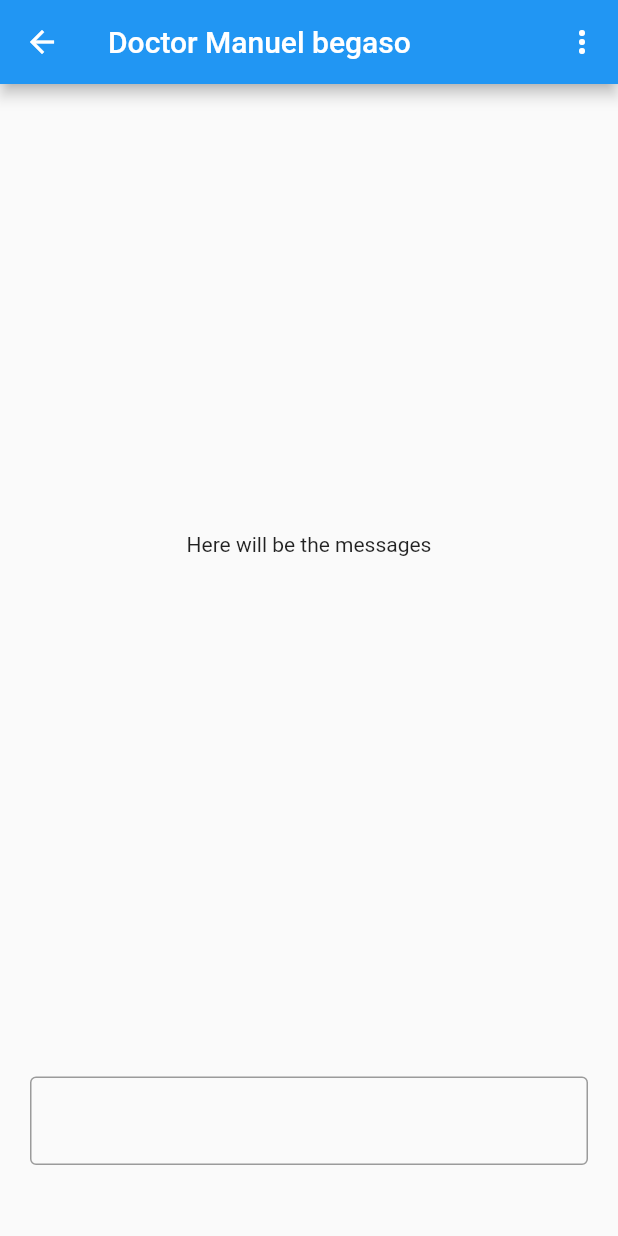
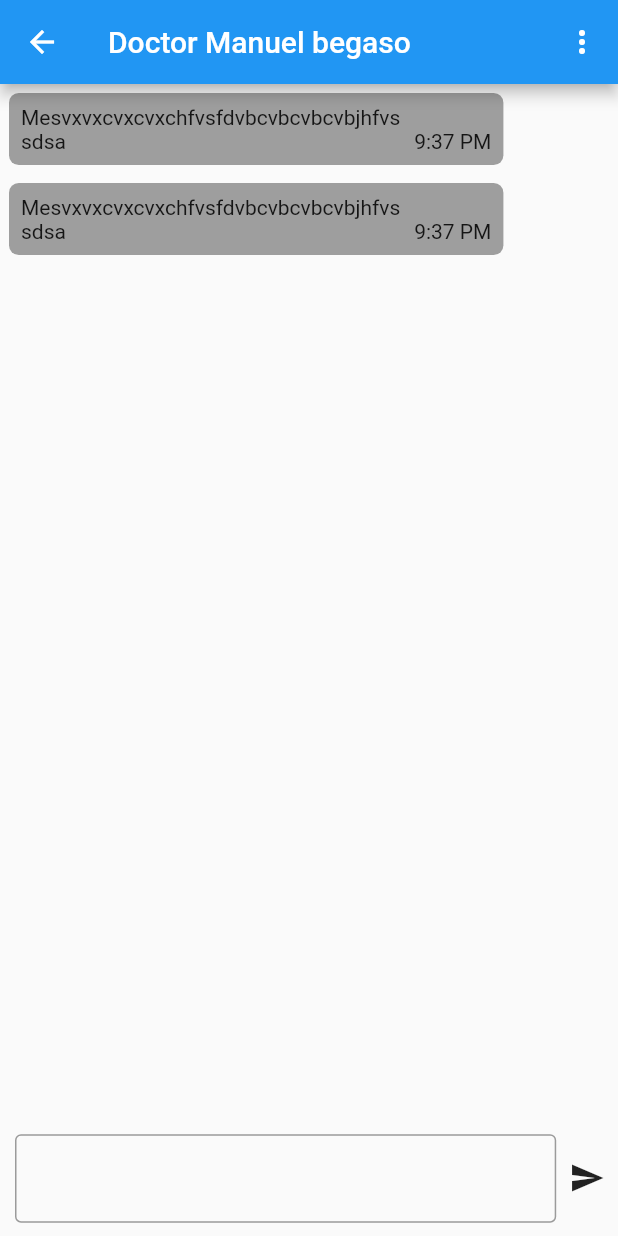
Before and after one commit to AsclepioApp/asclepio_paciente, a Flutter app: the ChatDetail screen opened by its route, on a phone screen of 412 x 824 dp. Run offline on Flutter 3.47's test engine with Material 2 defaults, Android fonts, the phone set to English and light mode, and no system bars.

Commit message:
Chat details components for message and text input

```diff
--- /dev/null
+++ b/lib/ChatMessage.dart
@@ -0,0 +1,43 @@
+import 'package:flutter/material.dart';
+import 'package:flutter/widgets.dart';
+
+class ChatMessage extends StatelessWidget {
+  @override
+  Widget build(BuildContext context) {
+    return Container(
+      child: Align(
+        alignment: Alignment
+            .centerLeft, // change this property to change the direction of the buble message
+        child: Container(
+          padding: EdgeInsets.all(8.0),
+          constraints:
+              BoxConstraints(maxWidth: MediaQuery.of(context).size.width * 0.8),
+          margin: EdgeInsets.all(6),
+          decoration: BoxDecoration(
+              color: Colors.grey,
+              borderRadius: BorderRadius.all(Radius.circular(6.5))),
+          child: Row(
+            mainAxisSize: MainAxisSize.min,
+            mainAxisAlignment: MainAxisAlignment.spaceBetween,
+            crossAxisAlignment: CrossAxisAlignment.end,
+            children: <Widget>[
+              Flexible(
+                child: Container(
+                  child: Text(
+                    "Mesvxvxcvxcvxchfvsfdvbcvbcvbcvbjhfvssdsa",
+                  ),
+                ),
+              ),
+              SizedBox(
+                width: 8.0,
+              ),
+              Container(
+                child: Text("9:37 PM"),
+              )
+            ],
+          ),
+        ),
+      ),
+    );
+  }
+}
--- /dev/null
+++ b/lib/components/ChatTextInput.dart
@@ -0,0 +1,37 @@
+import 'package:flutter/material.dart';
+import 'package:flutter/widgets.dart';
+
+class ChatTextInput extends StatelessWidget {
+  @override
+  Widget build(BuildContext context) {
+    return Row(
+      children: <Widget>[
+        Expanded(
+          flex: 9,
+          child: Container(
+            // width: 200,
+            child: Padding(
+              padding: EdgeInsets.only(left: 10),
+              child: TextField(
+                decoration: InputDecoration(border: OutlineInputBorder()
+                    // contentPadding:
+                    ),
+              ),
+            ),
+          ),
+        ),
+        Expanded(
+          flex: 1,
+          child: IconButton(
+            onPressed: () {
+              print("object");
+            },
+            icon: Icon(Icons.send),
+            // padding: EdgeInsets.only(right:8),
+            // padding: EdgeInsets.all(5),
+          ),
+        ),
+      ],
+    );
+  }
+}
--- a/lib/pages/chatDetail.dart
+++ b/lib/pages/chatDetail.dart
@@ -1,5 +1,10 @@
+import 'dart:math';
+
+import 'package:asclepio_paciente_flutter/components/ChatTextInput.dart';
 import 'package:flutter/cupertino.dart';
 import 'package:flutter/material.dart';
+
+import '../ChatMessage.dart';
 
 class ChatDetail extends StatelessWidget {
   static const routeName = "/chat-detail";
@@ -12,51 +17,28 @@ class ChatDetail extends StatelessWidget {
         actions: <Widget>[
           IconButton(
             icon: Icon(Icons.more_vert),
-            onPressed: () {
-            },
+            onPressed: () {},
           )
         ],
       ),
       body: Container(
         // color: Colors.red,
         child: Column(
-          mainAxisAlignment: MainAxisAlignment.end,
+          mainAxisAlignment: MainAxisAlignment.spaceBetween,
+          // verticalDirection: VerticalDirection.up,
           children: <Widget>[
             Expanded(
-              flex: 4,
-              child: Container(
-                child: Center(
-                  child: Text("Here will be the messages"),
-                ),
-              ),
+              flex: 9,
+              child: ListView.builder(
+                  itemCount: 2,
+                  itemBuilder: (context, int) {
+                    // var ndg = new Random();
+                    // ndg.nextInt(2)
+                    //Pass Message and author comparator to align the message to left of right
+                    return ChatMessage();
+                  }),
             ),
-            Expanded(
-              flex: 1,
-              child: Row(
-                children: <Widget>[
-                  // IconButton(
-                  //   onPressed: () {
-                  //     print("object");
-                  //   },
-                  //   icon: Icon(Icons.add),
-                  //   // padding: EdgeInsets.all(5),
-                  // ),
-                  Expanded(
-                    flex: 1,
-                    child: Container(
-                      // width: 200,
-                      child: Padding(
-                        padding: EdgeInsets.all(20.0),
-                        child: TextField(
-                          decoration:
-                              InputDecoration(border: OutlineInputBorder()),
-                        ),
-                      ),
-                    ),
-                  )
-                ],
-              ),
-            ),
+            Expanded(flex: 1, child: ChatTextInput()),
           ],
         ),
       ),
```
